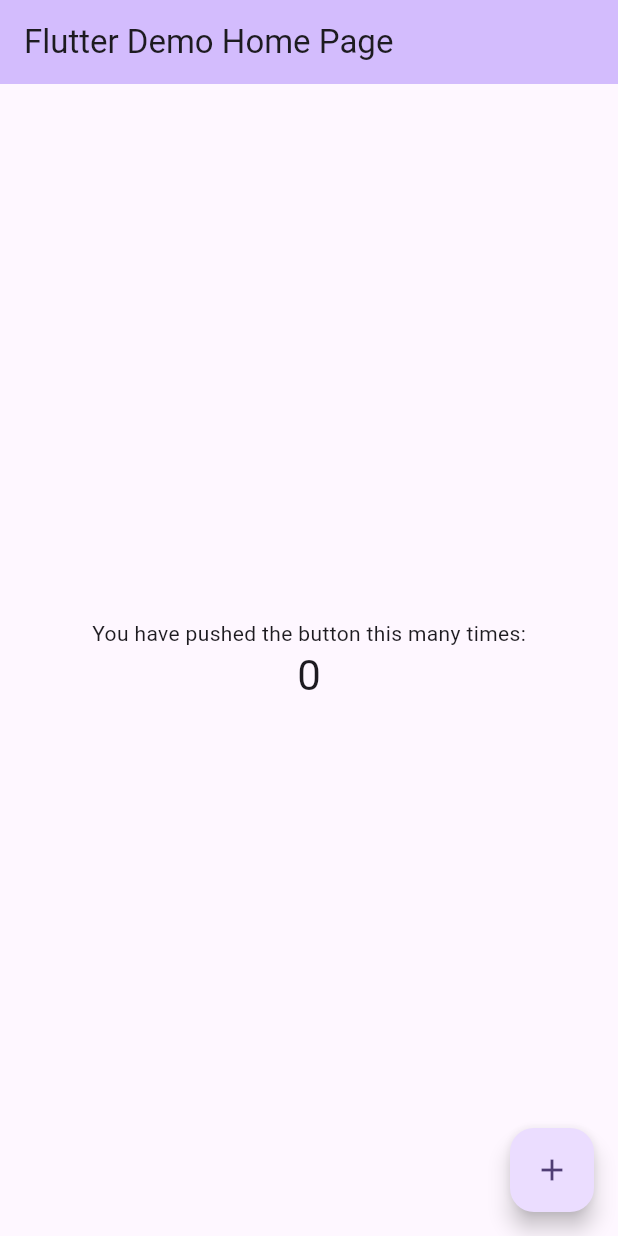
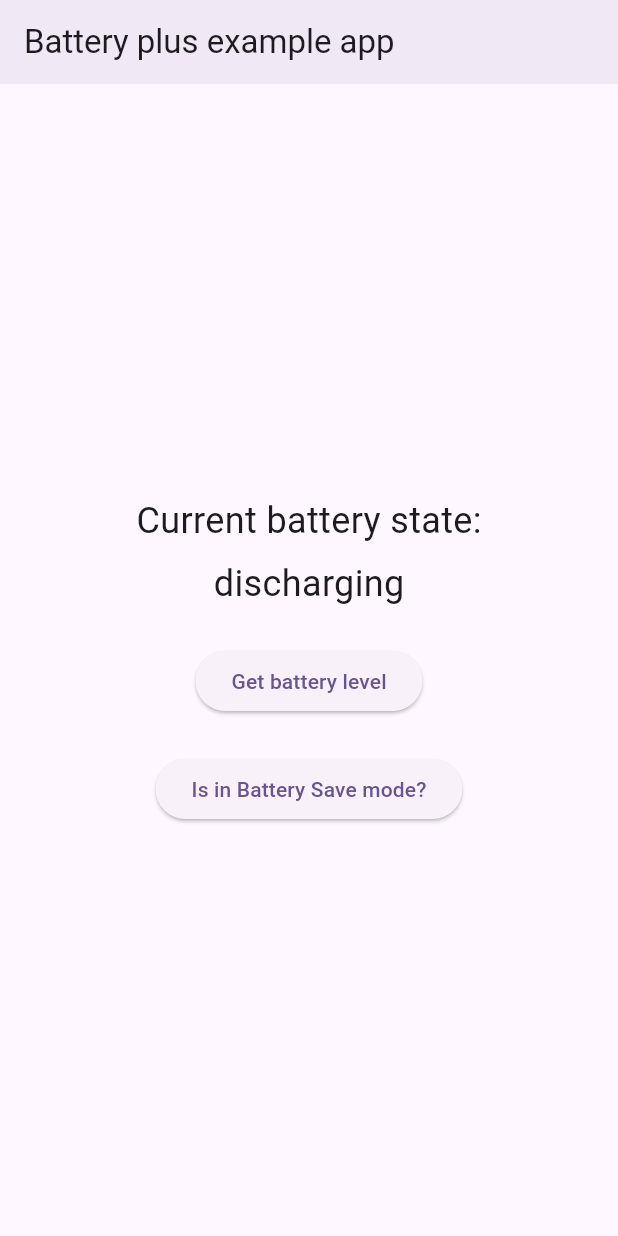
Before and after one commit to dophatgl/battery-full-alert, a Flutter app: the screen it shows after launch, on a phone screen of 412 x 824 dp. Run offline on Flutter 3.47's test engine with Material 3 defaults, Android fonts, the phone set to English and light mode, and no system bars; our stand-ins replace battery_plus.

Commit message:
test battery plus

```diff
--- a/battery_full_alert/lib/main.dart
+++ b/battery_full_alert/lib/main.dart
@@ -1,3 +1,6 @@
+import 'dart:async';
+
+import 'package:battery_plus/battery_plus.dart';
 import 'package:flutter/material.dart';
 
 void main() {
@@ -55,7 +58,9 @@ class MyHomePage extends StatefulWidget {
 
 class _MyHomePageState extends State<MyHomePage> {
   int _counter = 0;
-
+  final Battery _battery = Battery();
+  BatteryState? _batteryState;
+  StreamSubscription<BatteryState>? _batteryStateSubcription;
   void _incrementCounter() {
     setState(() {
       // This call to setState tells the Flutter framework that something has
@@ -68,55 +73,100 @@ class _MyHomePageState extends State<MyHomePage> {
   }
 
   @override
+  void initState() {
+    // TODO: implement initState
+    super.initState();
+    _battery.batteryState.then(_updateBatteryState);
+    _batteryStateSubcription = _battery.onBatteryStateChanged.listen(
+      _updateBatteryState,
+    );
+  }
+
+  @override
   Widget build(BuildContext context) {
-    // This method is rerun every time setState is called, for instance as done
-    // by the _incrementCounter method above.
-    //
-    // The Flutter framework has been optimized to make rerunning build methods
-    // fast, so that you can just rebuild anything that needs updating rather
-    // than having to individually change instances of widgets.
     return Scaffold(
       appBar: AppBar(
-        // TRY THIS: Try changing the color here to a specific color (to
-        // Colors.amber, perhaps?) and trigger a hot reload to see the AppBar
-        // change color while the other colors stay the same.
-        backgroundColor: Theme.of(context).colorScheme.inversePrimary,
-        // Here we take the value from the MyHomePage object that was created by
-        // the App.build method, and use it to set our appbar title.
-        title: Text(widget.title),
+        title: const Text('Battery plus example app'),
+        elevation: 4,
       ),
       body: Center(
-        // Center is a layout widget. It takes a single child and positions it
-        // in the middle of the parent.
         child: Column(
-          // Column is also a layout widget. It takes a list of children and
-          // arranges them vertically. By default, it sizes itself to fit its
-          // children horizontally, and tries to be as tall as its parent.
-          //
-          // Column has various properties to control how it sizes itself and
-          // how it positions its children. Here we use mainAxisAlignment to
-          // center the children vertically; the main axis here is the vertical
-          // axis because Columns are vertical (the cross axis would be
-          // horizontal).
-          //
-          // TRY THIS: Invoke "debug painting" (choose the "Toggle Debug Paint"
-          // action in the IDE, or press "p" in the console), to see the
-          // wireframe for each widget.
-          mainAxisAlignment: .center,
+          mainAxisAlignment: MainAxisAlignment.center,
           children: [
-            const Text('You have pushed the button this many times:'),
+            const Text(
+              'Current battery state:',
+              style: TextStyle(fontSize: 24),
+            ),
+            const SizedBox(height: 8),
             Text(
-              '$_counter',
-              style: Theme.of(context).textTheme.headlineMedium,
+              '${_batteryState?.name}',
+              style: const TextStyle(fontSize: 24),
+            ),
+            const SizedBox(height: 24),
+            ElevatedButton(
+              onPressed: () {
+                _battery.batteryLevel.then((batteryLevel) {
+                  if (context.mounted) {
+                    showDialog<void>(
+                      context: context,
+                      builder: (_) => AlertDialog(
+                        content: Text('Battery: $batteryLevel%'),
+                        actions: <Widget>[
+                          TextButton(
+                            onPressed: () {
+                              Navigator.pop(context);
+                            },
+                            child: const Text('OK'),
+                          ),
+                        ],
+                      ),
+                    );
+                  }
+                });
+              },
+              child: const Text('Get battery level'),
+            ),
+            const SizedBox(height: 24),
+            ElevatedButton(
+              onPressed: () {
+                _battery.isInBatterySaveMode.then((isInPowerSaveMode) {
+                  if (context.mounted) {
+                    showDialog<void>(
+                      context: context,
+                      builder: (_) => AlertDialog(
+                        title: const Text(
+                          'Is in Battery Save mode?',
+                          style: TextStyle(fontSize: 20),
+                        ),
+                        content: Text(
+                          "$isInPowerSaveMode",
+                          style: const TextStyle(fontSize: 18),
+                        ),
+                        actions: <Widget>[
+                          TextButton(
+                            onPressed: () {
+                              Navigator.pop(context);
+                            },
+                            child: const Text('Close'),
+                          ),
+                        ],
+                      ),
+                    );
+                  }
+                });
+              },
+              child: const Text('Is in Battery Save mode?'),
             ),
           ],
         ),
       ),
-      floatingActionButton: FloatingActionButton(
-        onPressed: _incrementCounter,
-        tooltip: 'Increment',
-        child: const Icon(Icons.add),
-      ),
     );
   }
+
+  void _updateBatteryState(BatteryState batteryState) {
+    if (_batteryState == batteryState) return;
+    setState(() {
+      _batteryState = batteryState;
+    });
+  }
 }
--- a/battery_full_alert/pubspec.yaml
+++ b/battery_full_alert/pubspec.yaml
@@ -34,6 +34,7 @@ dependencies:
   # The following adds the Cupertino Icons font to your application.
   # Use with the CupertinoIcons class for iOS style icons.
   cupertino_icons: ^1.0.8
+  battery_plus: ^7.0.0
 
 dev_dependencies:
   flutter_test:
```
Also changed, not shown: 6 other files.
